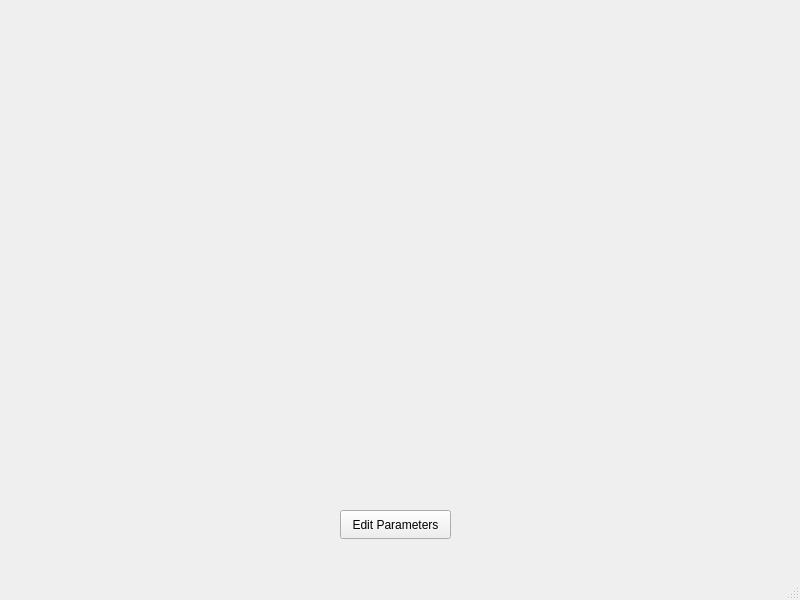
NK5fr/camera_manager, file mainwindow.ui: the form before one commit.
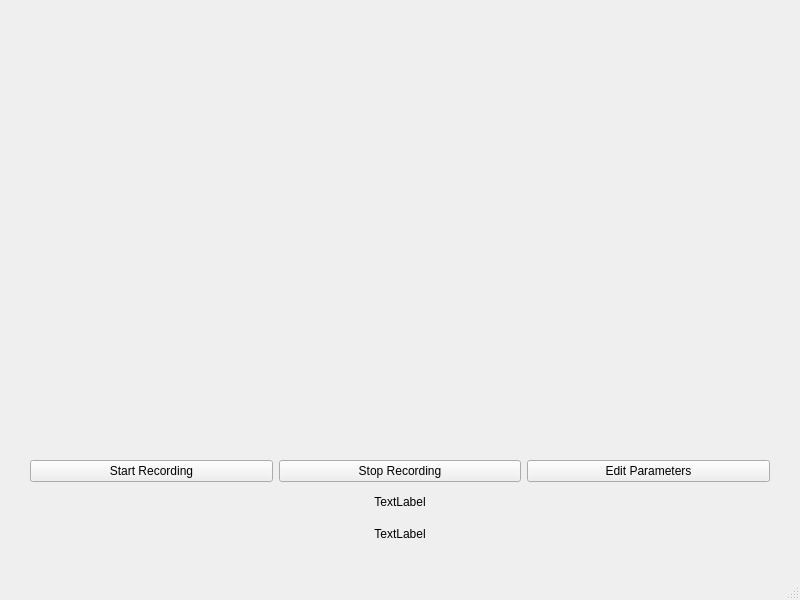
The form after the commit.

Diff of the .ui file:
```diff
--- a/mainwindow.ui
+++ b/mainwindow.ui
@@ -20,7 +20,7 @@
       <x>10</x>
       <y>10</y>
       <width>771</width>
-      <height>481</height>
+      <height>431</height>
      </rect>
     </property>
     <property name="text">
@@ -30,18 +30,62 @@
      <set>Qt::AlignCenter</set>
     </property>
    </widget>
-   <widget class="QPushButton" name="settingsButton">
+   <widget class="QWidget" name="">
     <property name="geometry">
      <rect>
-      <x>340</x>
-      <y>510</y>
-      <width>111</width>
-      <height>29</height>
+      <x>30</x>
+      <y>460</y>
+      <width>740</width>
+      <height>87</height>
      </rect>
     </property>
-    <property name="text">
-     <string>Edit Parameters</string>
-    </property>
+    <layout class="QVBoxLayout" name="verticalLayout">
+     <item>
+      <layout class="QHBoxLayout" name="horizontalLayout">
+       <item>
+        <widget class="QPushButton" name="startButton">
+         <property name="text">
+          <string>Start Recording</string>
+         </property>
+        </widget>
+       </item>
+       <item>
+        <widget class="QPushButton" name="stopButton">
+         <property name="text">
+          <string>Stop Recording</string>
+         </property>
+        </widget>
+       </item>
+       <item>
+        <widget class="QPushButton" name="settingsButton">
+         <property name="text">
+          <string>Edit Parameters</string>
+         </property>
+        </widget>
+       </item>
+      </layout>
+     </item>
+     <item>
+      <widget class="QLabel" name="serial">
+       <property name="text">
+        <string>TextLabel</string>
+       </property>
+       <property name="alignment">
+        <set>Qt::AlignCenter</set>
+       </property>
+      </widget>
+     </item>
+     <item>
+      <widget class="QLabel" name="name">
+       <property name="text">
+        <string>TextLabel</string>
+       </property>
+       <property name="alignment">
+        <set>Qt::AlignCenter</set>
+       </property>
+      </widget>
+     </item>
+    </layout>
    </widget>
   </widget>
   <widget class="QMenuBar" name="menubar">
```
